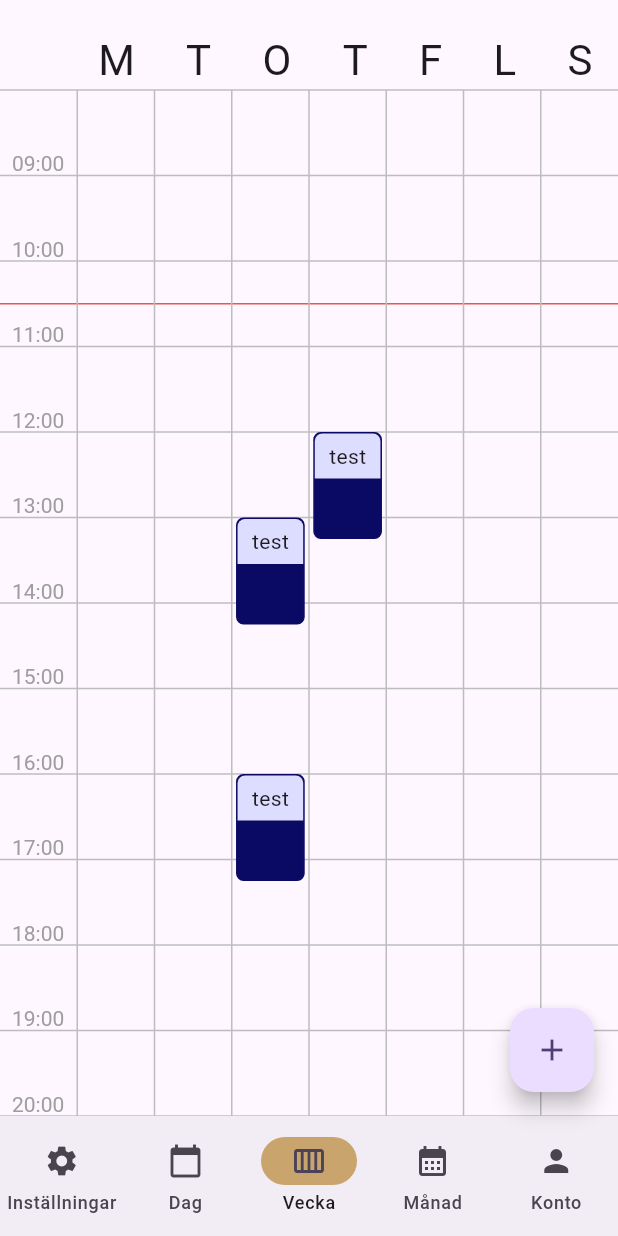
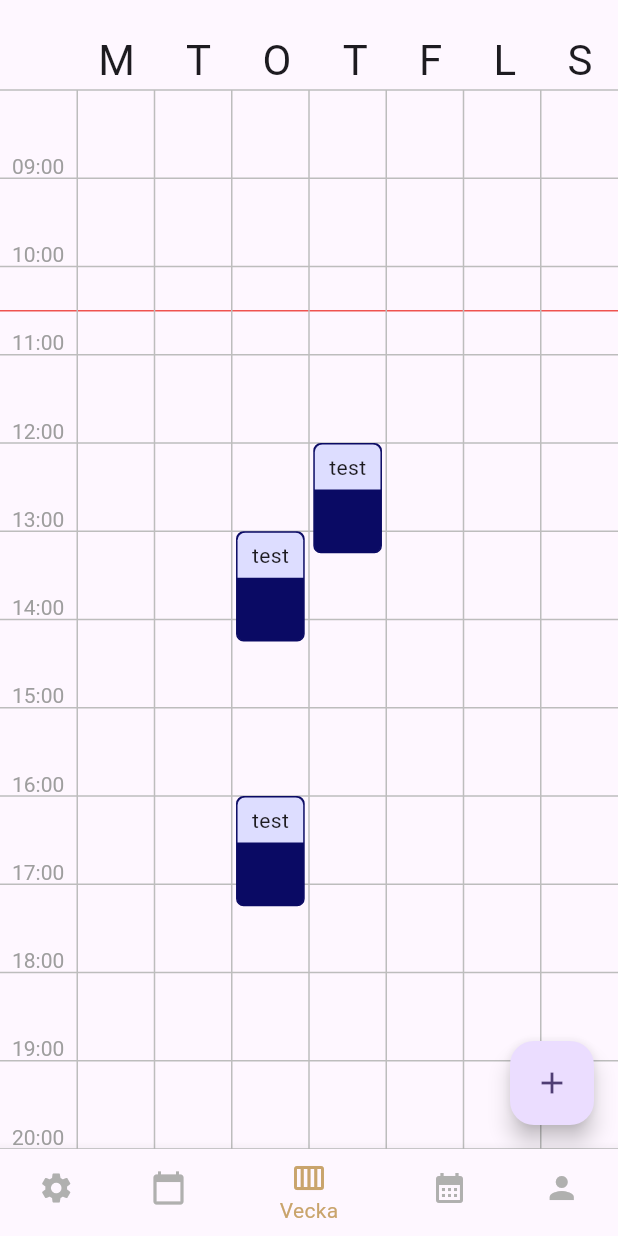
Before and after one commit to Emil0824/PlaneringsGuru, a Flutter app: the screen it shows after launch, item 3 of the bottom bar chosen, on a phone screen of 412 x 824 dp. Run offline on Flutter 3.47's test engine with Material 3 defaults, Android fonts, the light colour scheme and no system bars.

Commit message:
FixaT animation och central meny

```diff
--- a/lib/main.dart
+++ b/lib/main.dart
@@ -19,16 +19,88 @@ class MyApp extends StatelessWidget {
         colorScheme: ColorScheme.fromSeed(seedColor: Colors.deepPurple),  //UCfix
         useMaterial3: true,
       ),
-      initialRoute: "/day",
-      routes: {
-        //'/settings': (context) => SettingsPage(),
-        '/day': (context) => DayView(),
-        '/week': (context) => WeekView(),
-        //'/month': (context) => MonthPage(),
-        //'/account': (context) => AccountPage(),
-        '/advancedPlan':(context) => AdvancedPlanner(),
-      },
-      //home: const MyHomePage(title: 'Dags Vy'),
+      home: const MyHomePage(),
     );
   }
 }
+
+
+
+class MyHomePage extends StatefulWidget {
+  const MyHomePage({Key? key}) : super(key: key);
+
+  @override
+  State<MyHomePage> createState() => _MyHomePageState();
+}
+
+class _MyHomePageState extends State<MyHomePage> {
+  final PageController _pageController = PageController(initialPage: 1);
+  int _currentIndex = 1;
+
+  void _onItemTapped(int index) {
+    setState(() {
+      _currentIndex = index;
+      _pageController.animateToPage(
+        index,
+        duration: const Duration(milliseconds: 300),
+        curve: Curves.easeInOut,
+      );
+    });
+  }
+
+  @override
+  Widget build(BuildContext context) {
+    return Scaffold(
+      body: PageView(
+        controller: _pageController,
+        onPageChanged: (index) {
+          setState(() {
+            _currentIndex = index;
+          });
+        },
+        children: [
+          // Add your pages here
+          DayView(),
+          DayView(),
+          WeekView(),
+          DayView(),
+          AdvancedPlanner(),
+        ],
+      ),
+      bottomNavigationBar: BottomNavigationBar(
+        selectedItemColor: Color.fromARGB(255, 201, 164, 108),
+        unselectedItemColor: Color.fromARGB(255, 176, 176, 175),
+        currentIndex: _currentIndex,
+        onTap: _onItemTapped,
+        items: const <BottomNavigationBarItem>[
+          BottomNavigationBarItem(
+            icon: Icon(Icons.settings),
+            label: 'Inställningar',
+          ),
+          BottomNavigationBarItem(
+            icon: Icon(Icons.calendar_today),
+            label: 'Dag',
+          ),
+          BottomNavigationBarItem(
+            icon: Icon(Icons.calendar_view_week),
+            label: 'Vecka',
+          ),
+          BottomNavigationBarItem(
+            icon: Icon(Icons.calendar_month),
+            label: 'Månad',
+          ),
+          BottomNavigationBarItem(
+            icon: Icon(Icons.person),
+            label: 'Konto',
+          ),
+        ],
+      ),
+    );
+  }
+
+  @override
+  void dispose() {
+    _pageController.dispose();
+    super.dispose();
+  }
+}
--- a/lib/views/weekPage.dart
+++ b/lib/views/weekPage.dart
@@ -27,55 +27,6 @@ class _WeekViewState extends State<WeekView> {
 
     return Scaffold(
 
-        bottomNavigationBar: NavigationBar(     //export to separete class
-        onDestinationSelected: (int index) {
-          setState(() {
-            currentPageIndex = index;
-          });
-
-           switch (index) {
-            case 0:
-              Navigator.pushReplacementNamed(context, '/settings');
-              break;
-            case 1:
-              Navigator.pushReplacementNamed(context, '/day');
-              break;
-            case 2:
-              Navigator.pushReplacementNamed(context, '/week');
-              break;
-            case 3:
-              Navigator.pushReplacementNamed(context, '/month');
-              break;
-            case 4:
-              Navigator.pushReplacementNamed(context, '/account');
-              break;
-          }
-        },
-        indicatorColor: Color.fromARGB(255, 201, 164, 108),  //UCfix
-        selectedIndex: currentPageIndex,
-        destinations: const <Widget>[
-          NavigationDestination(
-            icon: Icon(Icons.settings),
-            label: 'Inställningar',
-          ),
-          NavigationDestination(
-            icon: Icon(Icons.calendar_today),
-            label: 'Dag',
-          ),
-          NavigationDestination(
-            icon: Icon(Icons.calendar_view_week),
-            label: 'Vecka',
-          ),
-          NavigationDestination(
-            icon: Icon(Icons.calendar_month),
-            label: 'Månad',
-          ),
-          NavigationDestination(
-            icon: Icon(Icons.person),
-            label: 'Konto',
-          ),
-        ],
-      ),
         body: WeekSchedule(),
         floatingActionButton: AddEvent(callbackFunction: callback),
         appBar: CustomAppBar(),
--- a/lib/widgets/Event.dart
+++ b/lib/widgets/Event.dart
@@ -4,6 +4,10 @@ import 'package:planeringsguru/classes/dayEvent.dart';
 
 class Event extends StatelessWidget {
   final List<DayEvent> scheduleData = DayEvent.getEvents();
+
+  final currentPage;
+
+  Event({required this.currentPage});
 
   @override
   Widget build(BuildContext context) {
@@ -16,12 +20,12 @@ class Event extends StatelessWidget {
         final minuteHeight = hourHight / 60;
 
 
-        if (ModalRoute.of(context)?.settings.name == "/week"){
+        if (currentPage == "week"){
           return Stack(
             children: getWeekPositions(hourHight, minuteHeight, maxWidth, context)
           );
         }
-        else if (ModalRoute.of(context)?.settings.name == "/day"){
+        else if (currentPage == "day"){
           return Stack(
             children: getPositionedStuff(hourHight, minuteHeight, maxWidth, context, DateTime.now(), -1)
           );
--- a/lib/widgets/daySchedule.dart
+++ b/lib/widgets/daySchedule.dart
@@ -9,9 +9,6 @@ class DaySchedule extends StatefulWidget {
 
   @override
   State<DaySchedule> createState() => _DaySchedule();
-
-
-
 
 }
 
@@ -31,8 +28,7 @@ class _DaySchedule extends State<DaySchedule>{
           )
         ),
         Positioned.fill(
-          child: Event(
-          )
+          child: Event(currentPage: "day")
         )
 
 
--- a/lib/widgets/weekSchedule.dart
+++ b/lib/widgets/weekSchedule.dart
@@ -20,8 +20,7 @@ class WeekSchedule extends StatelessWidget{
           )
         ),
         Positioned.fill(
-          child: Event(
-          )
+          child: Event(currentPage: "week")
         )
 
       ],
```
Also changed, not shown: lib/views/dayPage.dart (+0 -48 lines).
